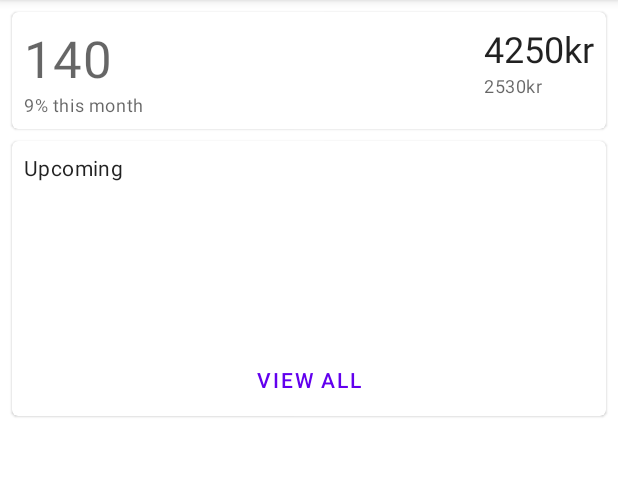
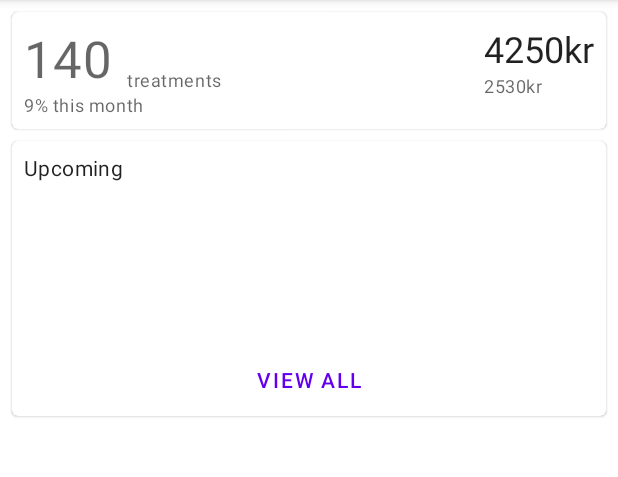
Before and after one commit to OscarCreator/sms-scheduler-v2, an Android app: the screen it shows after launch (MainActivity), on a phone screen of 412 x 824 dp, the part 84-561 px from its top. Run offline under Robolectric (Android 15) with nearby library versions, the phone set to English and light mode, and no system bars; our stand-ins replace Room's generated code.

Commit message:
Fixed missing treatment text in StatisticsView

```diff
--- a/app/src/main/res/layout/statistics_view.xml
+++ b/app/src/main/res/layout/statistics_view.xml
@@ -18,10 +18,11 @@
             />
 
         <com.google.android.material.textview.MaterialTextView
+            android:id="@+id/tv_treatment_text"
             android:layout_width="wrap_content"
             android:layout_height="wrap_content"
             style="@style/TextAppearance.MaterialComponents.Caption"
-            tools:text="treatments"
+            android:text="@string/treatments"
             app:layout_constraintStart_toEndOf="@id/tv_total_treatments"
             app:layout_constraintBottom_toBottomOf="@id/tv_total_treatments"
             android:layout_marginStart="10dp"
--- a/app/src/main/res/values/strings.xml
+++ b/app/src/main/res/values/strings.xml
@@ -10,5 +10,6 @@
 
     <string name="today">Today</string>
     <string name="tomorrow">Tomorrow</string>
+    <string name="treatments">treatments</string>
 
 </resources>
```
Also changed, not shown: 2 other files.
